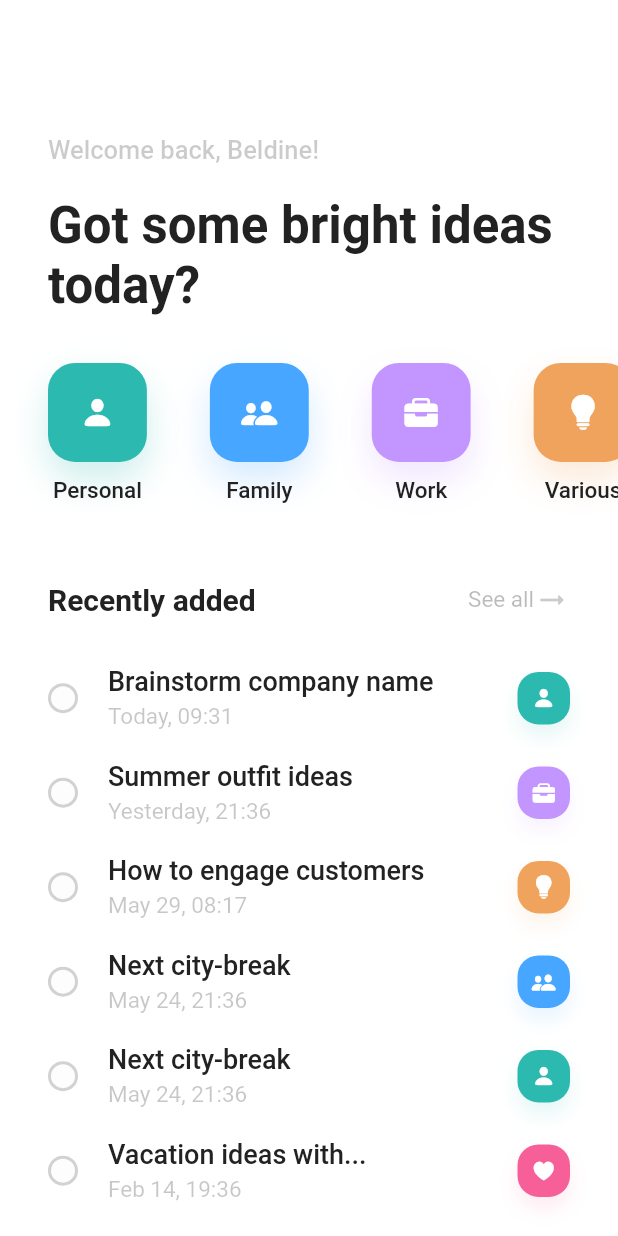
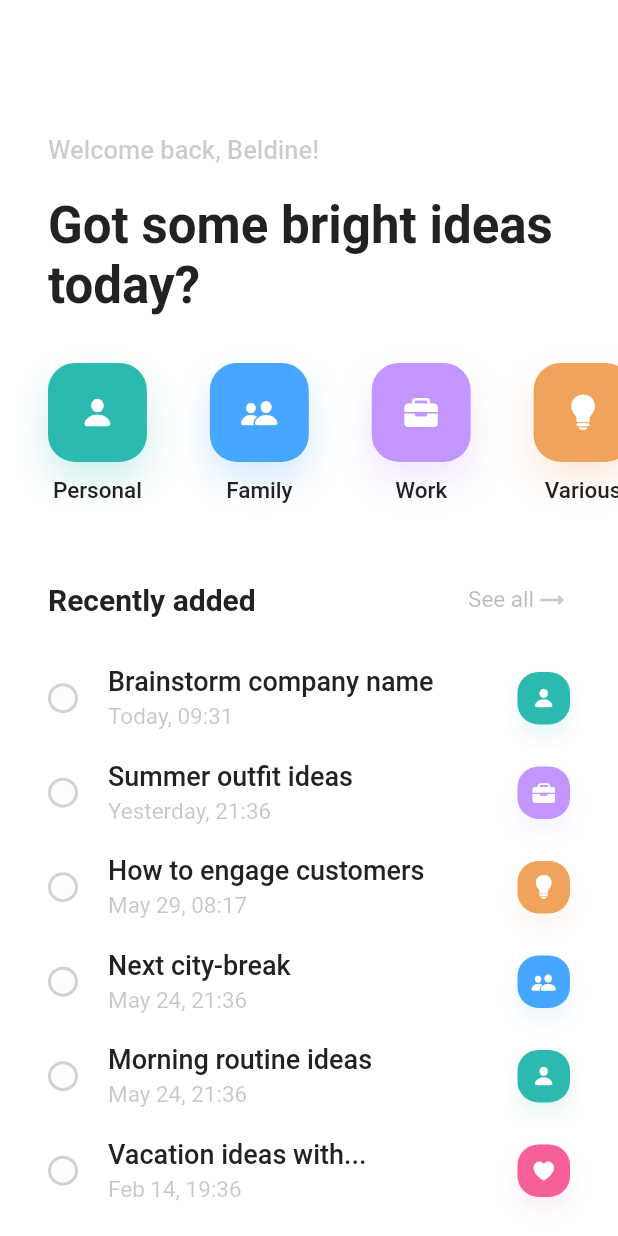
Before and after one commit to forntoh/flutter_practice_01, a Flutter app: the Body widget shown alone on an empty page, opened directly, on a phone screen of 412 x 824 dp. Run offline on Flutter 3.47's test engine with Material 2 defaults, Android fonts, the phone set to English and light mode, and no system bars; our stand-ins replace google_fonts; network calls fail; Roboto replaces fonts that are missing (Questrial).

Commit message:
adjusted bottom app bar

```diff
--- a/lib/screens/home/components/body.dart
+++ b/lib/screens/home/components/body.dart
@@ -1,6 +1,7 @@
 import 'package:flutter/cupertino.dart';
 import 'package:flutter/material.dart';
 import 'package:hi_service_app/components/custom_app_bar.dart';
+import 'package:hi_service_app/components/custom_bottom_bar.dart';
 import 'package:hi_service_app/constants.dart';
 import 'package:hi_service_app/model/category_model.dart';
 import 'package:hi_service_app/model/recent_item_model.dart';
@@ -54,7 +55,7 @@ class Body extends StatelessWidget {
           date: 'May 24, 21:36',
           category: categories[1]),
       RecentItem(
-          text: 'Next city-break',
+          text: 'Morning routine ideas',
           date: 'May 24, 21:36',
           category: categories[0]),
       RecentItem(
@@ -72,7 +73,7 @@ class Body extends StatelessWidget {
             IdeaCategories(categories: categories,onPress: (int index) {}),
             TitleWithAction(title: 'Recently added', onPress: () {}),
             RecentsList(recents: recents),
-            SizedBox(height: defaultPaddingIcon)
+            SizedBox(height: CustomBottomAppBar.height)
           ],
         ),
       ),
--- a/lib/screens/home/home_screen.dart
+++ b/lib/screens/home/home_screen.dart
@@ -9,6 +9,7 @@ class HomeScreen extends StatelessWidget {
   Widget build(BuildContext context) {
     return Scaffold(
       extendBodyBehindAppBar: true,
+      extendBody: true,
       appBar: CustomAppBar(),
       body: Body(),
       bottomNavigationBar: CustomBottomAppBar(
```
Also changed, not shown: lib/components/custom_bottom_bar.dart (+6 -6 lines).
